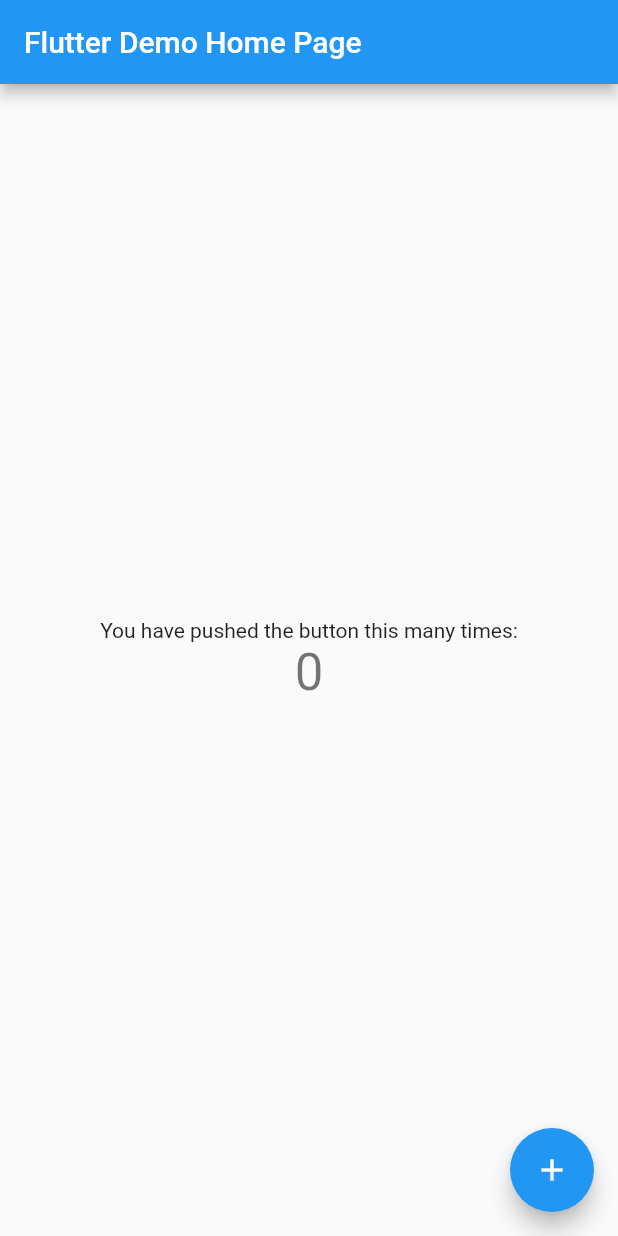
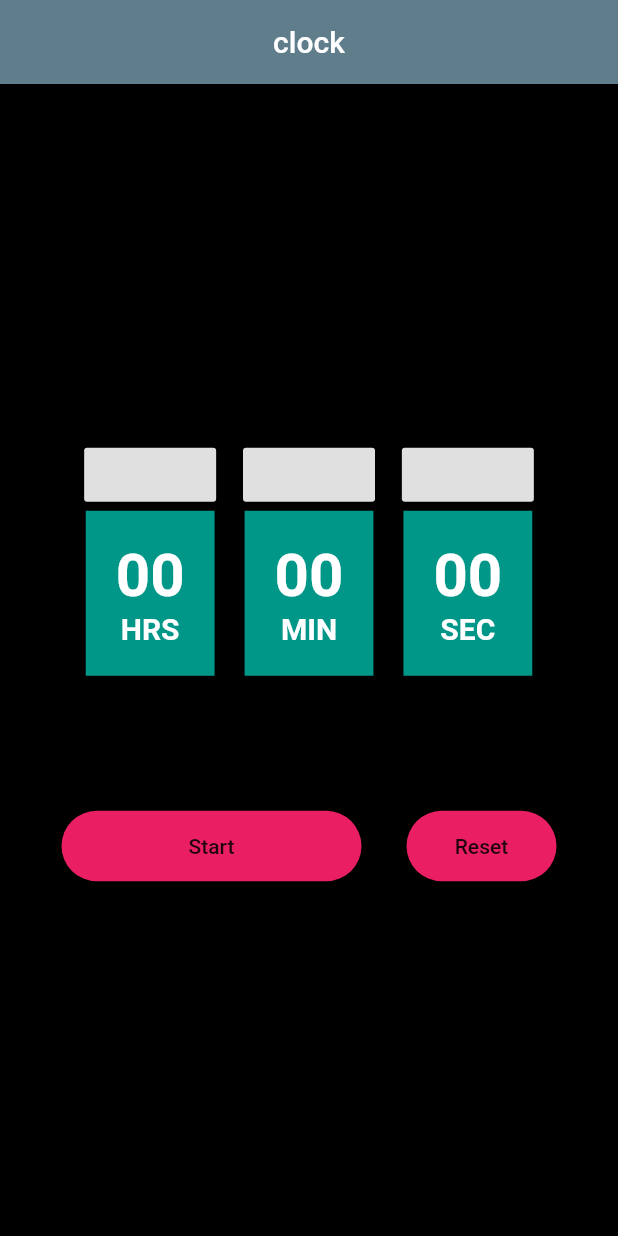
Before and after one commit to jala1494/LoopLoop, a Flutter app: the screen it shows after launch, on a phone screen of 412 x 824 dp. Run offline on Flutter 3.47's test engine with Material 2 defaults, Android fonts, the phone set to English and light mode, and no system bars.

```diff
--- a/lib/main.dart
+++ b/lib/main.dart
@@ -1,113 +1,156 @@
+import 'dart:async';
+
 import 'package:flutter/material.dart';
 
-void main() {
-  runApp(MyApp());
+void main() => runApp(TimerApp());
+
+class TimerApp extends StatefulWidget {
+  @override
+  _TimerAppState createState() => _TimerAppState();
 }
 
-class MyApp extends StatelessWidget {
-  // This widget is the root of your application.
+class _TimerAppState extends State<TimerApp> {
+  static const duration = const Duration(seconds: 1);
+  int secondsPassed = 0;
+  bool isActive = false;
+  Timer timer;
+  void handleTrick() {
+    if (isActive) {
+      setState(() {
+        secondsPassed = secondsPassed + 1;
+      });
+    }
+  }
+
   @override
   Widget build(BuildContext context) {
+    if (timer == null) {
+      timer = Timer.periodic(duration, (Timer t) {
+        handleTrick();
+      });
+    }
+    int seconds = secondsPassed % 60;
+    int minutes = secondsPassed ~/ 60;
+    int hours = secondsPassed ~/ (60 * 60);
     return MaterialApp(
-      title: 'Flutter Demo',
-      theme: ThemeData(
-        // This is the theme of your application.
-        //
-        // Try running your application with "flutter run". You'll see the
-        // application has a blue toolbar. Then, without quitting the app, try
-        // changing the primarySwatch below to Colors.green and then invoke
-        // "hot reload" (press "r" in the console where you ran "flutter run",
-        // or simply save your changes to "hot reload" in a Flutter IDE).
-        // Notice that the counter didn't reset back to zero; the application
-        // is not restarted.
-        primarySwatch: Colors.blue,
+      debugShowCheckedModeBanner: false,
+      home: Scaffold(
+        backgroundColor: Colors.black,
+        appBar: AppBar(
+          backgroundColor: Colors.blueGrey,
+          title: Center(
+            child: Text("clock"),
           ),
-      home: MyHomePage(title: 'Flutter Demo Home Page'),
+        ),
+        body: Center(
+          child: Column(
+            mainAxisSize: MainAxisSize.min,
+            children: <Widget>[
+              Row(
+                mainAxisAlignment: MainAxisAlignment.center,
+                children: <Widget>[
+                  LabelText(
+                    label: 'HRS',
+                    value: hours.toString().padLeft(2, '0'),
+                  ),
+                  LabelText(
+                    label: 'MIN',
+                    value: minutes.toString().padLeft(2, '0'),
+                  ),
+                  LabelText(
+                    label: 'SEC',
+                    value: seconds.toString().padLeft(2, '0'),
+                  ),
+                ],
+              ),
+              SizedBox(
+                height: 60,
+              ),
+              Row(
+                mainAxisAlignment: MainAxisAlignment.center,
+                children: [
+                  Container(
+                    width: 200,
+                    height: 47,
+                    margin: EdgeInsets.only(top: 30),
+                    child: RaisedButton(
+                      color: Colors.pink,
+                      shape: RoundedRectangleBorder(
+                          borderRadius: BorderRadius.circular(25)),
+                      child: Text(isActive ? 'Stop' : 'Start'),
+                      onPressed: () {
+                        setState(() {
+                          isActive = !isActive;
+                        });
+                      },
+                    ),
+                  ),
+                  SizedBox(
+                    width: 30,
+                  ),
+                  Container(
+                    width: 100,
+                    height: 47,
+                    margin: EdgeInsets.only(top: 30),
+                    child: RaisedButton(
+                      color: Colors.pink,
+                      shape: RoundedRectangleBorder(
+                          borderRadius: BorderRadius.circular(25)),
+                      child: Text("Reset"),
+                      onPressed: () {
+                        setState(() {
+                          secondsPassed = 0;
+                        });
+                      },
+                    ),
+                  ),
+                ],
+              )
+            ],
+          ),
+        ),
+      ),
     );
   }
 }
 
-class MyHomePage extends StatefulWidget {
-  MyHomePage({Key key, this.title}) : super(key: key);
-
-  // This widget is the home page of your application. It is stateful, meaning
-  // that it has a State object (defined below) that contains fields that affect
-  // how it looks.
-
-  // This class is the configuration for the state. It holds the values (in this
-  // case the title) provided by the parent (in this case the App widget) and
-  // used by the build method of the State. Fields in a Widget subclass are
-  // always marked "final".
-
-  final String title;
-
-  @override
-  _MyHomePageState createState() => _MyHomePageState();
-}
-
-class _MyHomePageState extends State<MyHomePage> {
-  int _counter = 0;
-
-  void _incrementCounter() {
-    setState(() {
-      // This call to setState tells the Flutter framework that something has
-      // changed in this State, which causes it to rerun the build method below
-      // so that the display can reflect the updated values. If we changed
-      // _counter without calling setState(), then the build method would not be
-      // called again, and so nothing would appear to happen.
-      _counter++;
-    });
-  }
-
+class LabelText extends StatelessWidget {
+  LabelText({this.label, this.value});
+  final String label;
+  final String value;
   @override
   Widget build(BuildContext context) {
-    // This method is rerun every time setState is called, for instance as done
-    // by the _incrementCounter method above.
-    //
-    // The Flutter framework has been optimized to make rerunning build methods
-    // fast, so that you can just rebuild anything that needs updating rather
-    // than having to individually change instances of widgets.
-    return Scaffold(
-      appBar: AppBar(
-        // Here we take the value from the MyHomePage object that was created by
-        // the App.build method, and use it to set our appbar title.
-        title: Text(widget.title),
+    return Column(
+      children: [
+        RaisedButton(
+          onPressed: () {},
         ),
-      body: Center(
-        // Center is a layout widget. It takes a single child and positions it
-        // in the middle of the parent.
+        Container(
+          margin: EdgeInsets.symmetric(horizontal: 10),
+          padding: EdgeInsets.all(20),
+          decoration: BoxDecoration(
+            color: Colors.teal,
+          ),
           child: Column(
-          // Column is also a layout widget. It takes a list of children and
-          // arranges them vertically. By default, it sizes itself to fit its
-          // children horizontally, and tries to be as tall as its parent.
-          //
-          // Invoke "debug painting" (press "p" in the console, choose the
-          // "Toggle Debug Paint" action from the Flutter Inspector in Android
-          // Studio, or the "Toggle Debug Paint" command in Visual Studio Code)
-          // to see the wireframe for each widget.
-          //
-          // Column has various properties to control how it sizes itself and
-          // how it positions its children. Here we use mainAxisAlignment to
-          // center the children vertically; the main axis here is the vertical
-          // axis because Columns are vertical (the cross axis would be
-          // horizontal).
-          mainAxisAlignment: MainAxisAlignment.center,
             children: <Widget>[
               Text(
-              'You have pushed the button this many times:',
+                "$value",
+                style: TextStyle(
+                    color: Colors.white,
+                    fontSize: 40,
+                    fontWeight: FontWeight.bold),
               ),
               Text(
-              '$_counter',
-              style: Theme.of(context).textTheme.headline4,
+                "$label",
+                style: TextStyle(
+                    color: Colors.white,
+                    fontSize: 20,
+                    fontWeight: FontWeight.bold),
               ),
             ],
           ),
         ),
-      floatingActionButton: FloatingActionButton(
-        onPressed: _incrementCounter,
-        tooltip: 'Increment',
-        child: Icon(Icons.add),
-      ), // This trailing comma makes auto-formatting nicer for build methods.
+      ],
     );
   }
 }
--- a/pubspec.yaml
+++ b/pubspec.yaml
@@ -21,6 +21,7 @@ environment:
   sdk: ">=2.7.0 <3.0.0"
 
 dependencies:
+
   flutter:
     sdk: flutter
 
@@ -28,6 +29,7 @@ dependencies:
   # The following adds the Cupertino Icons font to your application.
   # Use with the CupertinoIcons class for iOS style icons.
   cupertino_icons: ^1.0.1
+  percent_indicator: "^2.1.7+2"
 
 dev_dependencies:
   flutter_test:
```
Also changed, not shown: pubspec.lock, 4 other files. Lines whose indentation alone changed are shown as unchanged.
